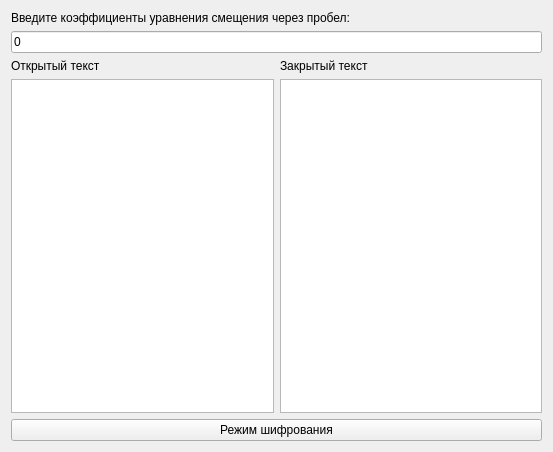
Qt form IBLab1/g.ui (OverLeo007/IBLabs) before a commit.
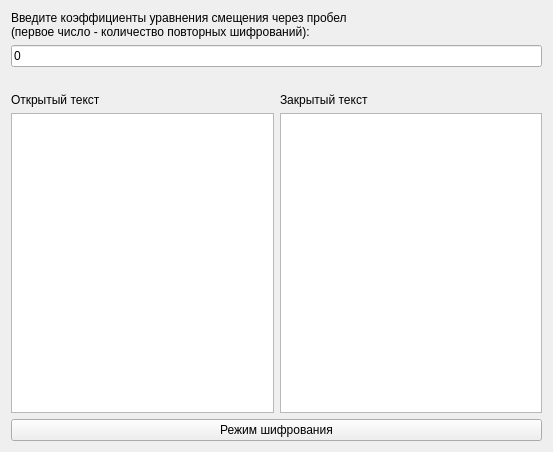
The same form after that commit.

Patch:
```diff
--- a/IBLab1/g.ui
+++ b/IBLab1/g.ui
@@ -19,7 +19,8 @@
      <item>
       <widget class="QLabel" name="coeffsLabel">
        <property name="text">
-        <string>Введите коэффициенты уравнения смещения через пробел:</string>
+        <string>Введите коэффициенты уравнения смещения через пробел
+(первое число - количество повторных шифрований):</string>
        </property>
       </widget>
      </item>
@@ -30,6 +31,13 @@
        </property>
       </widget>
      </item>
+     <item>
+      <widget class="QLabel" name="label">
+       <property name="text">
+        <string/>
+       </property>
+      </widget>
+     </item>
      <item>
       <layout class="QHBoxLayout" name="textHorizontalLayout">
        <item>
```
